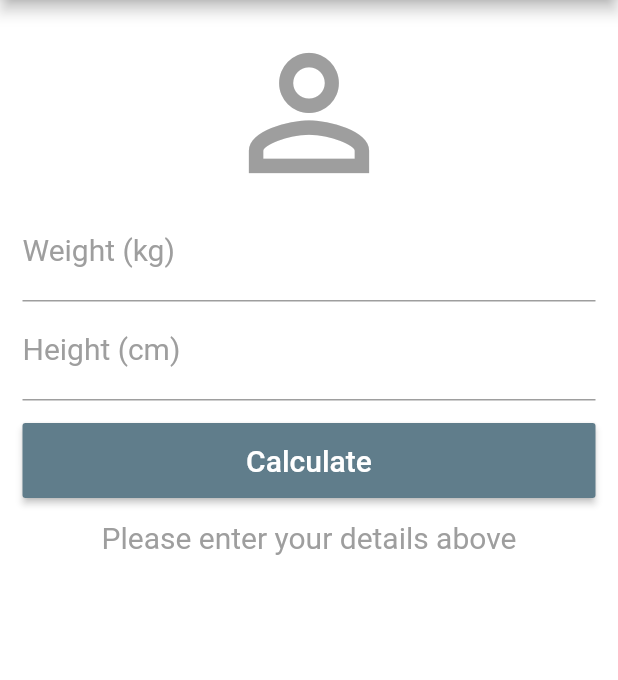
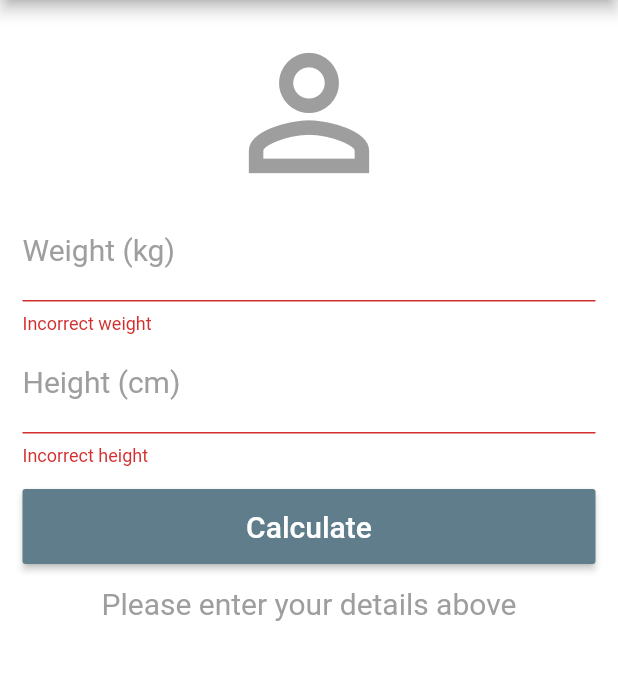
Before and after one commit to AleBark/Body-Mass-Index-Calculator, a Flutter app: the screen it shows after launch, after a tap on "Calculate", on a phone screen of 412 x 824 dp, the part 84-764 px from its top. Run offline on Flutter 3.47's test engine with Material 2 defaults, Android fonts, the phone set to English and light mode, and no system bars.

```diff
--- a/lib/main.dart
+++ b/lib/main.dart
@@ -16,11 +16,14 @@ class _HomeState extends State<Home> {
   TextEditingController heightController = TextEditingController();
   String _infoText = 'Please enter your details above';
 
+  GlobalKey<FormState> _formKey = new GlobalKey<FormState>();
+
   void _resetFields() {
     weightController.text = "";
     heightController.text = "";
     setState(() {
       _infoText = 'Please enter your details above';
+      _formKey = GlobalKey<FormState>();
     });
   }
 
@@ -56,11 +59,13 @@ class _HomeState extends State<Home> {
       backgroundColor: Colors.white,
       body: SingleChildScrollView(
         padding: EdgeInsets.fromLTRB(15, 15, 15, 0),
+        child: Form(
+          key: _formKey,
           child: Column(
             crossAxisAlignment: CrossAxisAlignment.stretch,
             children: <Widget>[
               Icon(Icons.person_outline, size: 120, color: Colors.grey),
-            TextField(
+              TextFormField(
                 keyboardType: TextInputType.number,
                 decoration: InputDecoration(
                     labelText: "Weight (kg)",
@@ -68,8 +73,13 @@ class _HomeState extends State<Home> {
                 textAlign: TextAlign.center,
                 style: TextStyle(color: Colors.grey, fontSize: 20.0),
                 controller: weightController,
+                validator:(value){
+                  if(value.isEmpty){
+                    return "Incorrect weight";
+                  }
+                },
               ),
-            TextField(
+              TextFormField(
                 keyboardType: TextInputType.number,
                 decoration: InputDecoration(
                     labelText: "Height (cm)",
@@ -77,13 +87,23 @@ class _HomeState extends State<Home> {
                 textAlign: TextAlign.center,
                 style: TextStyle(color: Colors.grey, fontSize: 20.0),
                 controller: heightController,
+                validator: (value){
+                  if(value.isEmpty){
+                    return "Incorrect height";
+                  }
+                },
+
               ),
               Padding(
                 padding: EdgeInsets.only(top: 15.0, bottom: 15.0),
                 child: Container(
                   height: 50.0,
                   child: RaisedButton(
-                  onPressed: _calculate,
+                    onPressed: (){
+                      if(_formKey.currentState.validate()){
+                        _calculate();
+                      }
+                    },
                     child: Text(
                       'Calculate',
                       style: TextStyle(color: Colors.white, fontSize: 20.0),
@@ -100,6 +120,7 @@ class _HomeState extends State<Home> {
             ],
           ),
         ),
+      ),
     );
   }
 }
```
Lines whose indentation alone changed are shown as unchanged.
